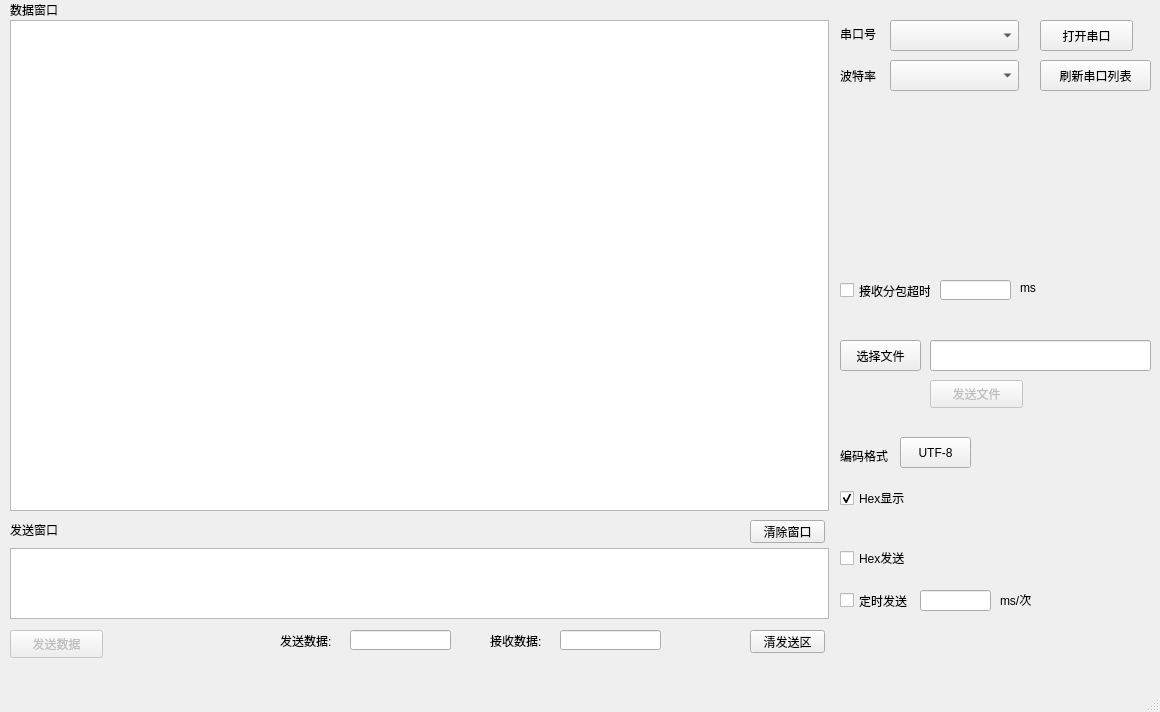
Qt form ser_prj/untitled.ui (getBossMuchMoney/pyqt_serialTool) before a commit.
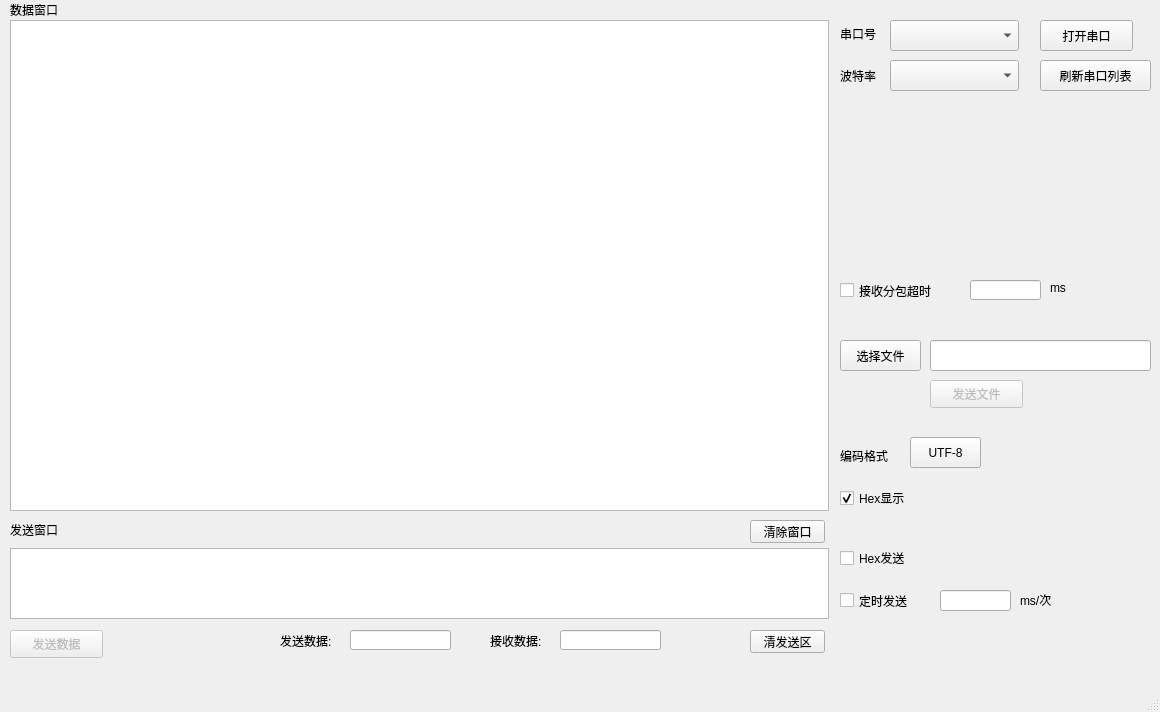
The same form after that commit.

Commit message: change some ui contrl position

The edit to the form file:
```diff
--- a/ser_prj/untitled.ui
+++ b/ser_prj/untitled.ui
@@ -224,7 +224,7 @@
    <widget class="QLineEdit" name="send_freq">
     <property name="geometry">
      <rect>
-      <x>920</x>
+      <x>940</x>
       <y>590</y>
       <width>71</width>
       <height>21</height>
@@ -246,7 +246,7 @@
    <widget class="QLabel" name="label_5">
     <property name="geometry">
      <rect>
-      <x>1000</x>
+      <x>1020</x>
       <y>590</y>
       <width>54</width>
       <height>20</height>
@@ -275,7 +275,7 @@
    <widget class="QPushButton" name="encodingFormat">
     <property name="geometry">
      <rect>
-      <x>900</x>
+      <x>910</x>
       <y>437</y>
       <width>71</width>
       <height>31</height>
@@ -392,7 +392,7 @@
    <widget class="QLineEdit" name="recSubpackageTimeOut_input">
     <property name="geometry">
      <rect>
-      <x>940</x>
+      <x>970</x>
       <y>280</y>
       <width>71</width>
       <height>20</height>
@@ -411,7 +411,7 @@
    <widget class="QLabel" name="label_10">
     <property name="geometry">
      <rect>
-      <x>1020</x>
+      <x>1050</x>
       <y>280</y>
       <width>21</width>
       <height>16</height>
@@ -426,7 +426,7 @@
      <rect>
       <x>840</x>
       <y>280</y>
-      <width>91</width>
+      <width>121</width>
       <height>21</height>
      </rect>
     </property>
```
Left out of the diff: 2 changed lines with no effect on the pictures. The commit also changes 1 other file.
